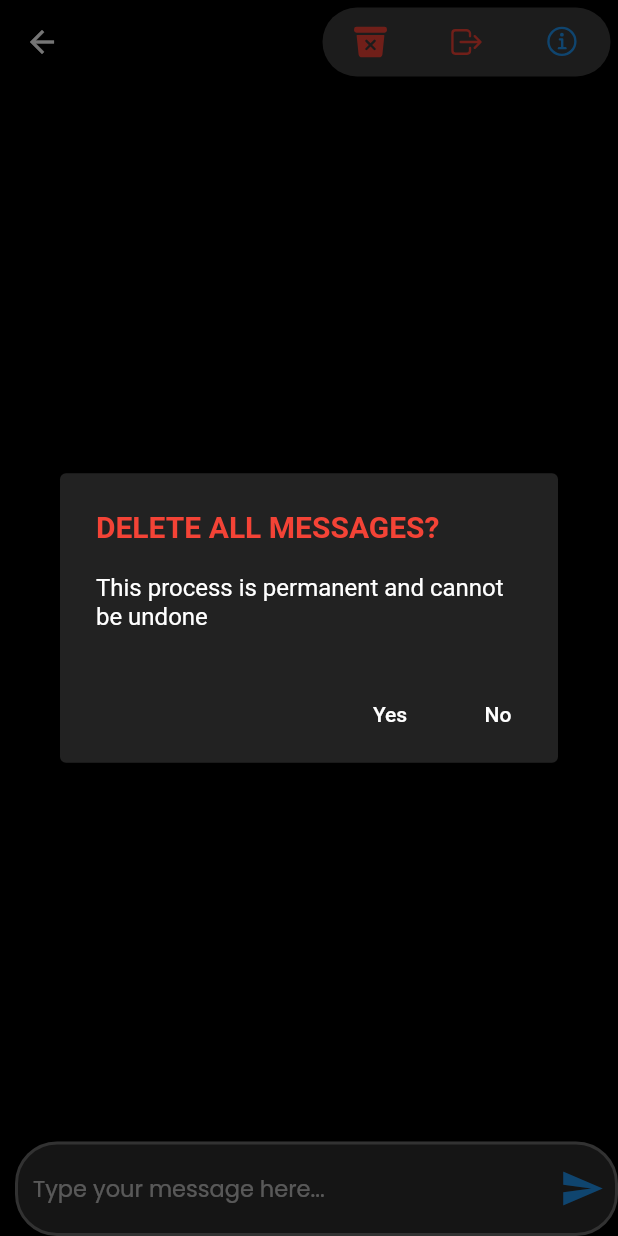
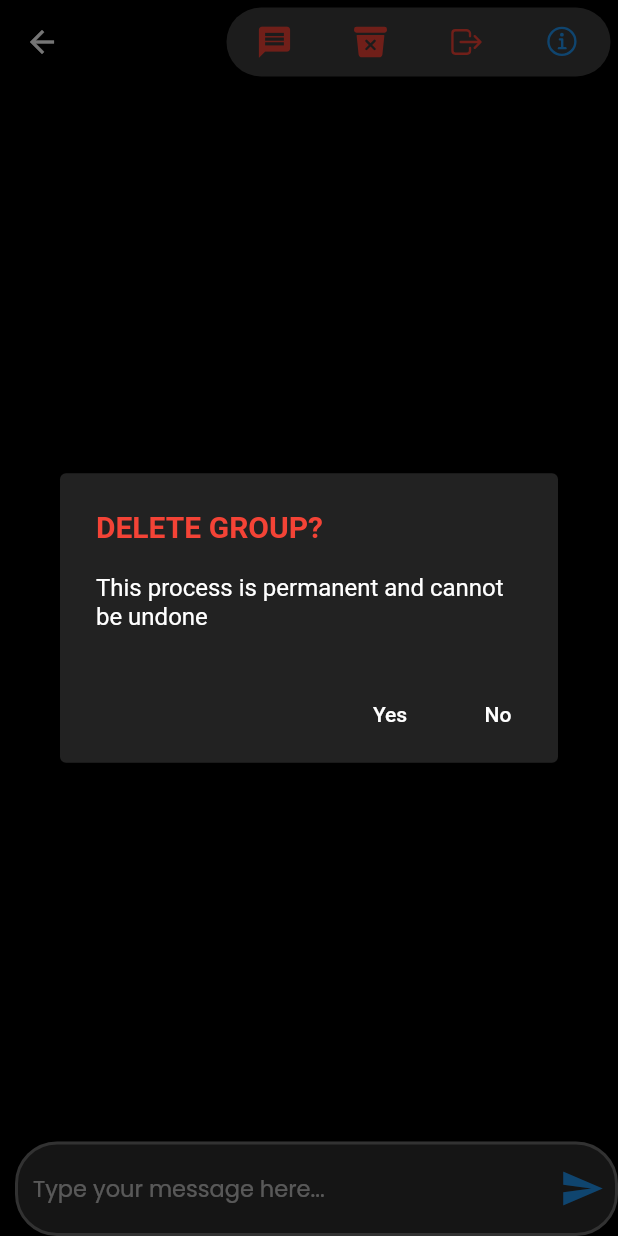
Before and after one commit to GPSxtreme/chatEx, a Flutter app: the chatScreen screen opened directly with empty values, after a tap on an icon or button, on a phone screen of 412 x 824 dp. Run offline on Flutter 3.47's test engine with Material 2 defaults, Android fonts, the light colour scheme and no system bars; our stand-ins replace animated_text_kit, auto_size_text, cached_network_image, cloud_firestore, drop_shadow, file_picker and 11 more; missing offline and left inert: external_app_launcher; accounts and stored records are empty.

Commit message:
added group delete

```diff
--- a/lib/pages/chatScreen.dart
+++ b/lib/pages/chatScreen.dart
@@ -1,4 +1,5 @@
 import 'package:chat_room/pages/profileUserShow.dart';
+import 'package:chat_room/services/databaseService.dart';
 import 'package:chat_room/services/themeDataService.dart';
 import 'package:flutter/material.dart';
 import 'package:firebase_auth/firebase_auth.dart';
@@ -28,6 +29,7 @@ class _chatScreenState extends State<chatScreen> {
   String msgTxt = '';
   dynamic userDetails = {};
   bool _isLoading = true;
+  bool showLoader = false;
   @override
   void initState() {
     // TODO: implement initState
@@ -68,19 +70,24 @@ class _chatScreenState extends State<chatScreen> {
     }
     Navigator.of(context).pop();
   }
-
+  superDeleteGroup()async{
+    leaveGroup();
+    await DatabaseService.deleteGroup(data["groupId"],"groupProfilePictures/${data["groupId"]}_${data["groupName"]}.jpg");
+  }
   popOutOfContext() {
     Navigator.of(context).pop();
   }
+  popOfPage(){
+    final nav = Navigator.of(context);
+    nav.pop();
+    nav.pop();
+  }
 
   leaveGroup() async {
-    final ins =
         await _fireStore.collection("users").doc(loggedUser.uid).update({
       "joinedGroups": FieldValue.arrayRemove([data["groupId"]])
     });
-    final nav = Navigator.of(context);
-    nav.pop();
-    nav.pop();
+    popOfPage();
   }
 
   @override
@@ -93,9 +100,11 @@ class _chatScreenState extends State<chatScreen> {
         ? ModalProgressHUD(
             inAsyncCall: true,
             child: Container(
-              color: Colors.black,
+              color: MainScreenTheme.mainScreenBg,
             ))
-        : Scaffold(
+        : ModalProgressHUD(
+      inAsyncCall: showLoader,
+          child: Scaffold(
               backgroundColor: MainScreenTheme.mainScreenBg,
               appBar: AppBar(
                 title: Text(
@@ -122,6 +131,22 @@ class _chatScreenState extends State<chatScreen> {
                                 Colors.red,
                                 superUserDelAllMsg,
                                 popOutOfContext,
+                              );
+                            },
+                            child: const Icon(
+                              Icons.message,
+                              color: Colors.red,
+                              size: 25,
+                            )),
+                        TextButton(
+                            onPressed: () {
+                             showDialogBox(
+                               context,
+                               'DELETE GROUP?',
+                               "This process is permanent and cannot be undone",
+                               Colors.red,
+                               superDeleteGroup,
+                               popOfPage,
                              );
                             },
                             child: const Icon(
@@ -185,6 +210,7 @@ class _chatScreenState extends State<chatScreen> {
                       ],
                     )
                   ],
+                ),
               ),
             ),
         );
--- a/lib/services/cloudStorageService.dart
+++ b/lib/services/cloudStorageService.dart
@@ -14,6 +14,9 @@ class CloudStorageService {
       url = val;
     });
     return url;
+  }
+  static Future removeCloudStorageFile(String filePath)async{
+    await FirebaseStorage.instance.ref().child(filePath).delete();
   }
 
   static Future updateUserProfilePic(dynamic imagePath) async {
```
Also changed, not shown: lib/components/groupTile.dart (+6 -3 lines), lib/services/databaseService.dart (+15 -2 lines). Lines whose indentation alone changed are shown as unchanged.
